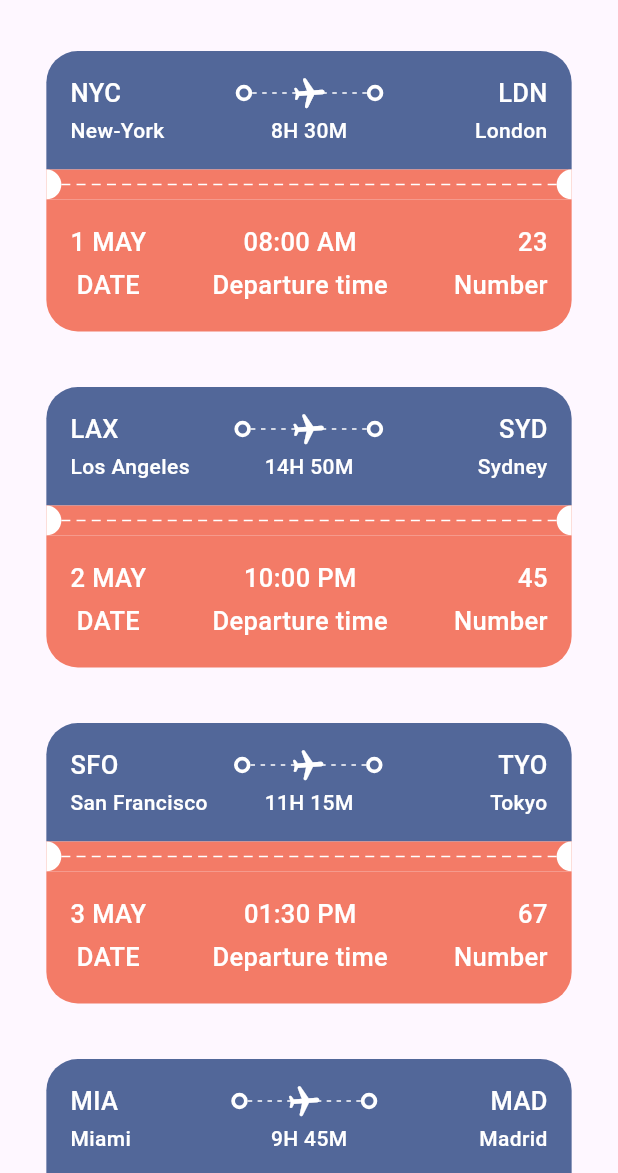
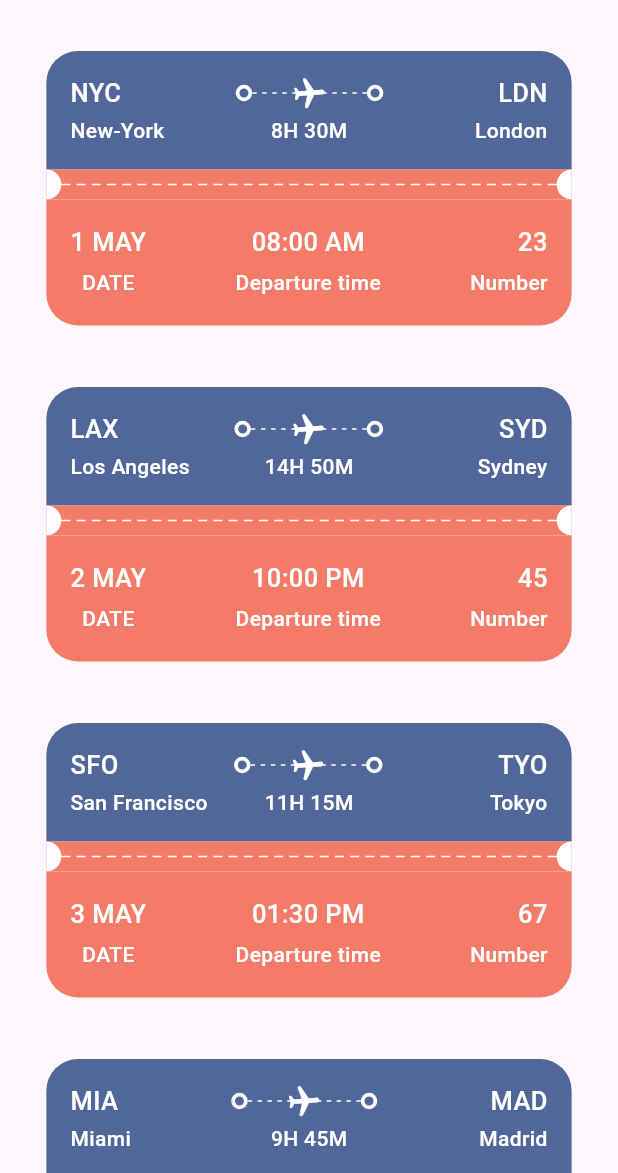
Before and after one commit to ErnestAlf222/ticket-app, a Flutter app: the AllTickets screen opened by its route, on a phone screen of 412 x 824 dp, the part 63-1236 px from its top. Run offline on Flutter 3.47's test engine with Material 3 defaults, Android fonts, the phone set to English and light mode, and no system bars; our stand-ins replace barcode_widget, fluentui_icons, go_router.

```diff
--- a/lib/base/widgets/app_column_text_layout.dart
+++ b/lib/base/widgets/app_column_text_layout.dart
@@ -1,5 +1,6 @@
 import 'package:flutter/material.dart';
 import 'package:flutter/widgets.dart';
+import 'package:ticket_app/base/widgets/text_style_fourth.dart';
 import 'package:ticket_app/base/widgets/widgets.dart';
 
 class AppColumnTextLayout extends StatelessWidget {
@@ -27,7 +28,7 @@ class AppColumnTextLayout extends StatelessWidget {
         ),
         const SizedBox(height: 5),
 
-        TextStyleThird(
+        TextStyleFourth(
           text: bottomText,
           isColor: isColor,
         ),
--- a/lib/screens/ticket/ticket_screen.dart
+++ b/lib/screens/ticket/ticket_screen.dart
@@ -112,6 +112,7 @@ class TicketScreen extends StatelessWidget {
               ],
             ),
           ),
+          // 10:04:19
 
           const SizedBox(height: 1),
           Container(
```
